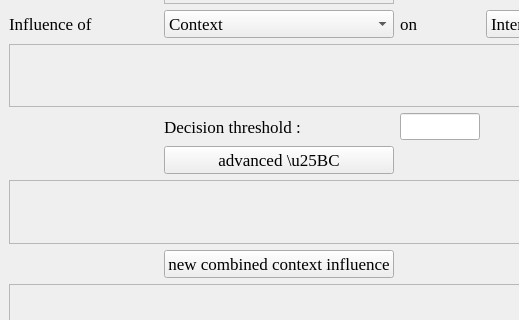
Qt form CoBaIR/configurator.ui (dfki-ric/CoBaIR) before a commit; both pictures show x 0 to 519 and y 103 to 423 of the 898 by 584 pixel window.
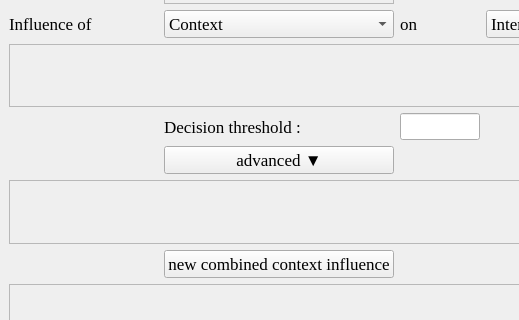
The same form after that commit.

Commit message: setup layout cleaned

```diff
--- a/CoBaIR/configurator.ui
+++ b/CoBaIR/configurator.ui
@@ -245,10 +245,10 @@
        </font>
       </property>
       <property name="text">
-       <string>advanced \u25BC</string>
+       <string>advanced ▼</string>
       </property>
       <property name="checkable">
-       <bool>false</bool>
+       <bool>true</bool>
       </property>
      </widget>
     </item>
```
The commit also changes 1 other file.
